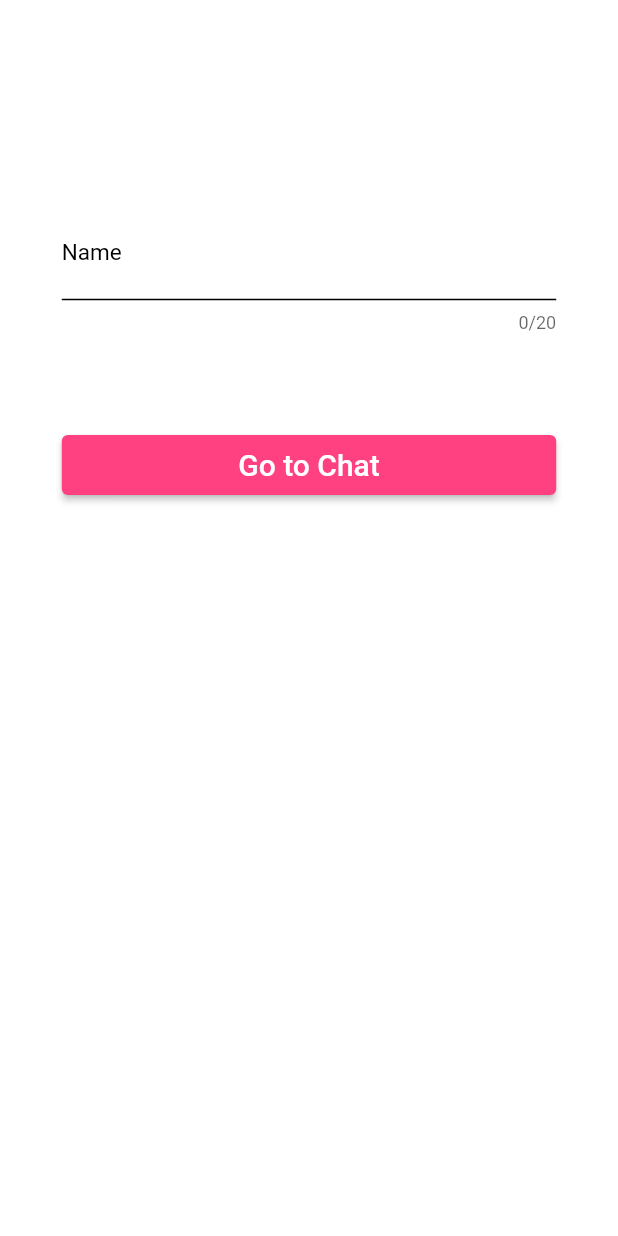
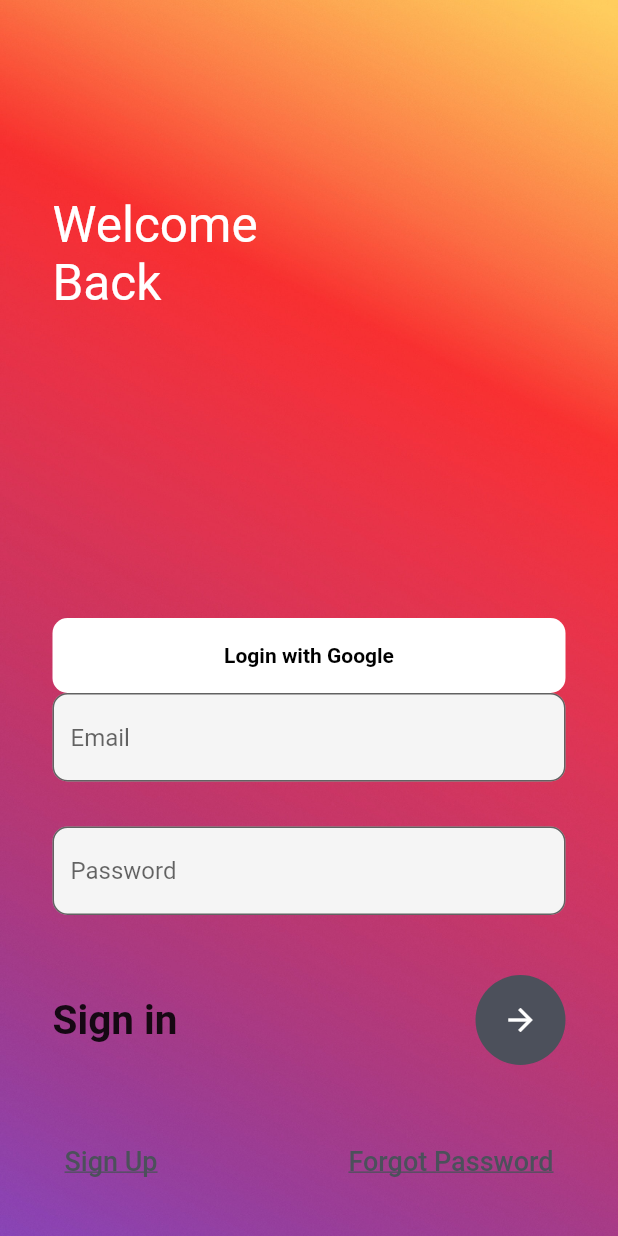
Before and after one commit to abughalib/shechat, a Flutter app: the screen it shows after launch, on a phone screen of 412 x 824 dp. Run offline on Flutter 3.47's test engine with Material 2 defaults, Android fonts, the light colour scheme and no system bars; our stand-ins replace firebase_auth, firebase_core, firebase_messaging, flutter_chat_bubble, flutter_local_notifications, socket_io_client; accounts and stored records are empty.

Commit message:
oauth not working

```diff
--- /dev/null
+++ b/lib/login/home_decide.dart
@@ -0,0 +1,31 @@
+// ignore: unused_import
+import 'package:firebase_auth/firebase_auth.dart';
+import 'package:flutter/material.dart';
+import 'package:shechat/login/login.dart';
+import 'package:shechat/main.dart';
+
+class HomeDecide extends StatelessWidget {
+  const HomeDecide({Key? key}) : super(key: key);
+
+  @override
+  Widget build(BuildContext context) {
+    return Scaffold(
+      body: StreamBuilder<User?>(
+        stream: FirebaseAuth.instance.authStateChanges(),
+        builder: ((context, snapshot) {
+          // ignore: unrelated_type_equality_checks
+          if (ConnectionState == ConnectionState.waiting) {
+            return const Center(
+              child: CircularProgressIndicator(),
+            );
+          }
+          debugPrint(snapshot.data.toString());
+          if (snapshot.hasData) {
+            return const MyHomePage(title: 'She Chat');
+          }
+          return const MyLogin();
+        }),
+      ),
+    );
+  }
+}
--- /dev/null
+++ b/lib/login/login.dart
@@ -0,0 +1,273 @@
+// ignore_for_file: library_private_types_in_public_api, use_build_context_synchronously, duplicate_ignore
+
+import 'package:firebase_auth/firebase_auth.dart';
+import 'package:flutter/foundation.dart';
+import 'package:flutter/material.dart';
+import 'package:shechat/chat.dart';
+import 'package:shechat/login/home_decide.dart';
+import 'package:shechat/login/register.dart';
+
+class MyLogin extends StatefulWidget {
+  const MyLogin({Key? key}) : super(key: key);
+
+  @override
+  _MyLoginState createState() => _MyLoginState();
+}
+
+class _MyLoginState extends State<MyLogin> {
+  final TextEditingController _emailController = TextEditingController();
+  final TextEditingController _passwordController = TextEditingController();
+  @override
+  Widget build(BuildContext context) {
+    return Container(
+      decoration: const BoxDecoration(
+        image: DecorationImage(
+            image: AssetImage('assets/background.jpg'), fit: BoxFit.cover),
+      ),
+      child: Scaffold(
+        backgroundColor: Colors.transparent,
+        body: Stack(
+          children: [
+            Container(),
+            Container(
+              padding: const EdgeInsets.only(left: 35, top: 130),
+              child: const Text(
+                'Welcome\nBack',
+                style: TextStyle(color: Colors.white, fontSize: 33),
+              ),
+            ),
+            SingleChildScrollView(
+              child: Container(
+                padding: EdgeInsets.only(
+                    top: MediaQuery.of(context).size.height * 0.5),
+                child: Column(
+                  crossAxisAlignment: CrossAxisAlignment.start,
+                  children: [
+                    Container(
+                      margin: const EdgeInsets.only(left: 35, right: 35),
+                      child: Column(
+                        children: [
+                          // button for google login
+                          GestureDetector(
+                            onTap: () => {
+
+                              FirebaseAuth.instance
+                                  .signInWithAuthProvider(GithubAuthProvider())
+                                  .then(
+                                    (value) => {
+                                      Navigator.push(
+                                        context,
+                                        MaterialPageRoute(
+                                          builder: (context) =>
+                                              const HomeDecide(),
+                                        ),
+                                      )
+                                    },
+                                  ),
+                            },
+                            child: Container(
+                              height: 50,
+                              decoration: BoxDecoration(
+                                borderRadius: BorderRadius.circular(10),
+                                color: Colors.white,
+                              ),
+                              child: const Center(
+                                child: Text(
+                                  'Login with Google',
+                                  style: TextStyle(
+                                      color: Colors.black,
+                                      fontWeight: FontWeight.bold),
+                                ),
+                              ),
+                            ),
+                          ),
+                          TextField(
+                            controller: _emailController,
+                            style: const TextStyle(color: Colors.black),
+                            decoration: InputDecoration(
+                                fillColor: Colors.grey.shade100,
+                                filled: true,
+                                hintText: "Email",
+                                border: OutlineInputBorder(
+                                  borderRadius: BorderRadius.circular(10),
+                                )),
+                          ),
+                          const SizedBox(
+                            height: 30,
+                          ),
+                          TextField(
+                            controller: _passwordController,
+                            style: const TextStyle(),
+                            obscureText: true,
+                            decoration: InputDecoration(
+                              fillColor: Colors.grey.shade100,
+                              filled: true,
+                              hintText: "Password",
+                              border: OutlineInputBorder(
+                                borderRadius: BorderRadius.circular(10),
+                              ),
+                            ),
+                          ),
+                          const SizedBox(
+                            height: 40,
+                          ),
+                          Row(
+                            mainAxisAlignment: MainAxisAlignment.spaceBetween,
+                            children: [
+                              const Text(
+                                'Sign in',
+                                style: TextStyle(
+                                    fontSize: 27, fontWeight: FontWeight.w700),
+                              ),
+                              CircleAvatar(
+                                radius: 30,
+                                backgroundColor: const Color(0xff4c505b),
+                                child: IconButton(
+                                  color: Colors.white,
+                                  onPressed: () async {
+                                    if (_emailController.text.isEmpty ||
+                                        _passwordController.text.isEmpty) {
+                                      ScaffoldMessenger.of(context)
+                                          .showSnackBar(
+                                        const SnackBar(
+                                          content:
+                                              Text('Please fill all fields'),
+                                        ),
+                                      );
+                                    } else {
+                                      if (RegExp(
+                                              r"^[a-zA-Z0-9.a-zA-Z0-9.!#$%&'*+-/=?^_`{|}~]+@[a-zA-Z0-9]+\.[a-zA-Z]+")
+                                          .hasMatch(_emailController.text)) {
+                                        try {
+                                          await signIn();
+                                          Navigator.of(context)
+                                              .pushAndRemoveUntil(
+                                                  MaterialPageRoute(
+                                                      builder: (context) =>
+                                                          const Chat(
+                                                            user: 'Aman',
+                                                          )),
+                                                  (Route<dynamic> route) =>
+                                                      false);
+                                        } on FirebaseAuthException {
+                                          ScaffoldMessenger.of(context)
+                                              .showSnackBar(const SnackBar(
+                                            content: Text(
+                                                "Email or Password doesn't match"),
+                                          ));
+                                        } catch (e) {
+                                          ScaffoldMessenger.of(context)
+                                              .showSnackBar(SnackBar(
+                                            content: Text(e.toString()),
+                                          ));
+                                        }
+                                      }
+                                    }
+                                  },
+                                  icon: const Icon(
+                                    Icons.arrow_forward,
+                                  ),
+                                ),
+                              )
+                            ],
+                          ),
+                          const SizedBox(
+                            height: 40,
+                          ),
+                          Row(
+                            mainAxisAlignment: MainAxisAlignment.spaceBetween,
+                            children: [
+                              TextButton(
+                                onPressed: () {
+                                  Navigator.of(context).pushAndRemoveUntil(
+                                      MaterialPageRoute(
+                                          builder: (context) =>
+                                              const MyRegister()),
+                                      (route) => false);
+                                },
+                                style: const ButtonStyle(),
+                                child: const Text(
+                                  'Sign Up',
+                                  textAlign: TextAlign.left,
+                                  style: TextStyle(
+                                      decoration: TextDecoration.underline,
+                                      color: Color(0xff4c505b),
+                                      fontSize: 18),
+                                ),
+                              ),
+                              TextButton(
+                                onPressed: () async {
+                                  if (_emailController.text.isEmpty) {
+                                    ScaffoldMessenger.of(context)
+                                        .showSnackBar(const SnackBar(
+                                      content: Text('Please enter your email'),
+                                    ));
+                                  } else {
+                                    if (RegExp(
+                                            r"^[a-zA-Z0-9.a-zA-Z0-9.!#$%&'*+-/=?^_`{|}~]+@[a-zA-Z0-9]+\.[a-zA-Z]+")
+                                        .hasMatch(_emailController.text)) {
+                                      try {
+                                        await FirebaseAuth.instance
+                                            .sendPasswordResetEmail(
+                                                email: _emailController.text);
+                                        // ignore: use_build_context_synchronously
+                                        ScaffoldMessenger.of(context)
+                                            .showSnackBar(const SnackBar(
+                                          content: Text(
+                                              'Reset password link has been sent to your email'),
+                                        ));
+                                      } on FirebaseException {
+                                        ScaffoldMessenger.of(context)
+                                            .showSnackBar(const SnackBar(
+                                          content: Text(
+                                              'Email not found. Please register'),
+                                        ));
+                                      } catch (e) {
+                                        ScaffoldMessenger.of(context)
+                                            .showSnackBar(SnackBar(
+                                          content:
+                                              Text("Something went wrong: $e"),
+                                        ));
+                                      }
+                                    } else {
+                                      ScaffoldMessenger.of(context)
+                                          .showSnackBar(const SnackBar(
+                                              duration: Duration(seconds: 1),
+                                              content: Text(
+                                                  'Please enter a valid email')));
+                                    }
+                                  }
+                                },
+                                child: const Text(
+                                  'Forgot Password',
+                                  style: TextStyle(
+                                    decoration: TextDecoration.underline,
+                                    color: Color(0xff4c505b),
+                                    fontSize: 18,
+                                  ),
+                                ),
+                              ),
+                            ],
+                          )
+                        ],
+                      ),
+                    )
+                  ],
+                ),
+              ),
+            ),
+          ],
+        ),
+      ),
+    );
+  }
+
+  Future signIn() async {
+    UserCredential userCredential = await FirebaseAuth.instance
+        .signInWithEmailAndPassword(
+            email: _emailController.text, password: _passwordController.text);
+    if (kDebugMode) {
+      print(userCredential);
+    }
+  }
+}
--- a/lib/main.dart
+++ b/lib/main.dart
@@ -1,6 +1,7 @@
 import 'package:shechat/firebase/messaging.dart';
 import 'package:firebase_core/firebase_core.dart';
 import 'package:flutter/material.dart';
+import 'package:shechat/login/home_decide.dart';
 import 'chat.dart';
 
 void main() async {
@@ -20,7 +21,7 @@ class MyApp extends StatelessWidget {
       theme: ThemeData(
         primarySwatch: Colors.blue,
       ),
-      home: const MyHomePage(title: 'Flutter Demo Home Page'),
+      home: const HomeDecide(),
     );
   }
 }
```
Also changed, not shown: lib/login/register.dart (added, +214 -0 lines), pubspec.yaml (+5 -3 lines), assets/background.jpg (added), pubspec.lock, 1 other file.
